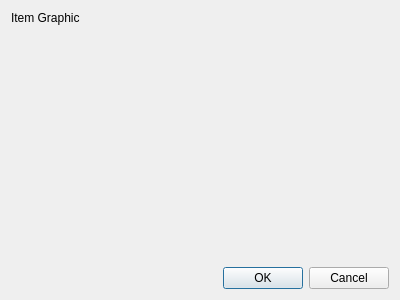
Before: the Qt Designer form itemwizard.ui in sme-gmbh/smepowercad, drawn with Qt 5.
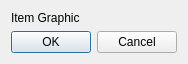
After: the same form once the commit is applied.

Commit message: Added item move funktion. Fixed Layout bug in itemwizard ui.

The edit to the form file:
```diff
--- a/itemwizard.ui
+++ b/itemwizard.ui
@@ -10,6 +10,12 @@
     <height>300</height>
    </rect>
   </property>
+  <property name="sizePolicy">
+   <sizepolicy hsizetype="Minimum" vsizetype="Minimum">
+    <horstretch>0</horstretch>
+    <verstretch>0</verstretch>
+   </sizepolicy>
+  </property>
   <property name="windowTitle">
    <string>New %1</string>
   </property>
@@ -17,18 +23,40 @@
    <bool>false</bool>
   </property>
   <layout class="QVBoxLayout" name="verticalLayout" stretch="0,1,0">
+   <property name="sizeConstraint">
+    <enum>QLayout::SetFixedSize</enum>
+   </property>
    <item>
     <widget class="QLabel" name="label_itemGraphic">
+     <property name="sizePolicy">
+      <sizepolicy hsizetype="Minimum" vsizetype="Minimum">
+       <horstretch>0</horstretch>
+       <verstretch>0</verstretch>
+      </sizepolicy>
+     </property>
      <property name="text">
       <string>Item Graphic</string>
      </property>
     </widget>
    </item>
    <item>
-    <layout class="QFormLayout" name="formLayout"/>
+    <layout class="QFormLayout" name="formLayout">
+     <property name="sizeConstraint">
+      <enum>QLayout::SetMinAndMaxSize</enum>
+     </property>
+     <property name="fieldGrowthPolicy">
+      <enum>QFormLayout::FieldsStayAtSizeHint</enum>
+     </property>
+    </layout>
    </item>
    <item>
     <widget class="QDialogButtonBox" name="buttonBox">
+     <property name="sizePolicy">
+      <sizepolicy hsizetype="Minimum" vsizetype="Minimum">
+       <horstretch>0</horstretch>
+       <verstretch>0</verstretch>
+      </sizepolicy>
+     </property>
      <property name="standardButtons">
       <set>QDialogButtonBox::Cancel|QDialogButtonBox::Ok</set>
      </property>
```
The commit also changes 4 other files.
